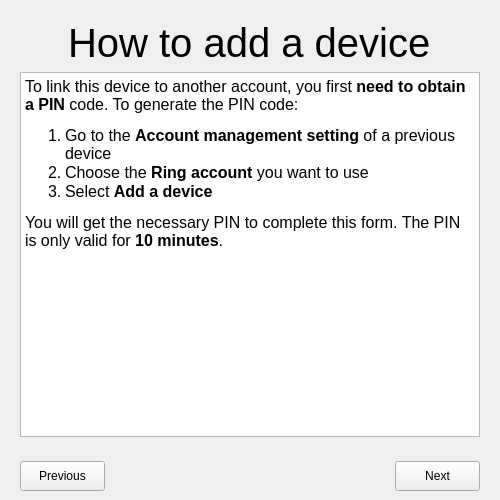
Qt form wizarddialog.ui (savoirfairelinux/jami-client-windows) before a commit.
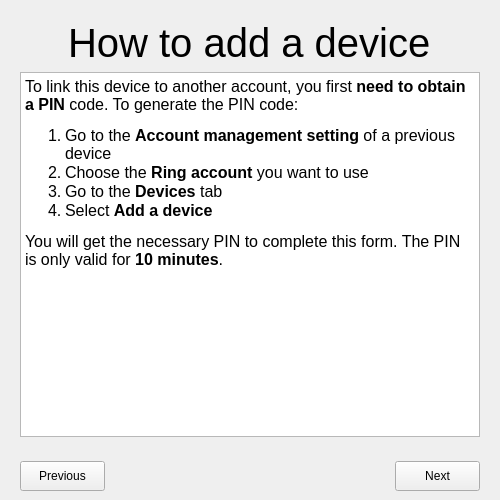
The same form after that commit. The open tabs and pages were chosen to show the change. Icons and pictures are not drawn.

Commit message:
Add a step in the explanations for multi-device
Instructions were slightly improved to include the
fact that a user need to go to the Devices tab where
the "Add a device" button is present.

Tuleap: #1293

Patch:
```diff
--- a/wizarddialog.ui
+++ b/wizarddialog.ui
@@ -138,6 +138,7 @@
 &lt;p style=&quot; margin-top:0px; margin-bottom:0px; margin-left:0px; margin-right:0px; -qt-block-indent:0; text-indent:0px;&quot;&gt;&lt;span style=&quot; font-size:12pt;&quot;&gt;To link this device to another account, you first &lt;/span&gt;&lt;span style=&quot; font-size:12pt; font-weight:600;&quot;&gt;need to obtain a PIN&lt;/span&gt;&lt;span style=&quot; font-size:12pt;&quot;&gt; code. To generate the PIN code:&lt;/span&gt;&lt;/p&gt;
 &lt;ol style=&quot;margin-top: 0px; margin-bottom: 0px; margin-left: 0px; margin-right: 0px; -qt-list-indent: 1;&quot;&gt;&lt;li style=&quot; font-size:12pt;&quot; style=&quot; margin-top:12px; margin-bottom:0px; margin-left:0px; margin-right:0px; -qt-block-indent:0; text-indent:0px;&quot;&gt;Go to the &lt;span style=&quot; font-weight:600;&quot;&gt;Account management setting&lt;/span&gt; of a previous device&lt;/li&gt;
 &lt;li style=&quot; font-size:12pt;&quot; style=&quot; margin-top:0px; margin-bottom:0px; margin-left:0px; margin-right:0px; -qt-block-indent:0; text-indent:0px;&quot;&gt;Choose the &lt;span style=&quot; font-weight:600;&quot;&gt;Ring account&lt;/span&gt; you want to use&lt;/li&gt;
+&lt;li style=&quot; font-size:12pt;&quot; style=&quot; margin-top:0px; margin-bottom:0px; margin-left:0px; margin-right:0px; -qt-block-indent:0; text-indent:0px;&quot;&gt;Go to the &lt;span style=&quot; font-weight:600;&quot;&gt;Devices&lt;/span&gt; tab&lt;/li&gt;
 &lt;li style=&quot; font-size:12pt;&quot; style=&quot; margin-top:0px; margin-bottom:12px; margin-left:0px; margin-right:0px; -qt-block-indent:0; text-indent:0px;&quot;&gt;Select &lt;span style=&quot; font-weight:600;&quot;&gt;Add a device&lt;/span&gt;&lt;/li&gt;&lt;/ol&gt;
 &lt;p style=&quot; margin-top:0px; margin-bottom:0px; margin-left:0px; margin-right:0px; -qt-block-indent:0; text-indent:0px;&quot;&gt;&lt;span style=&quot; font-size:12pt;&quot;&gt;You will get the necessary PIN to complete this form. The PIN is only valid for &lt;/span&gt;&lt;span style=&quot; font-size:12pt; font-weight:600;&quot;&gt;10 minutes&lt;/span&gt;&lt;span style=&quot; font-size:12pt;&quot;&gt;.&lt;/span&gt;&lt;/p&gt;&lt;/body&gt;&lt;/html&gt;</string>
          </property>
```
